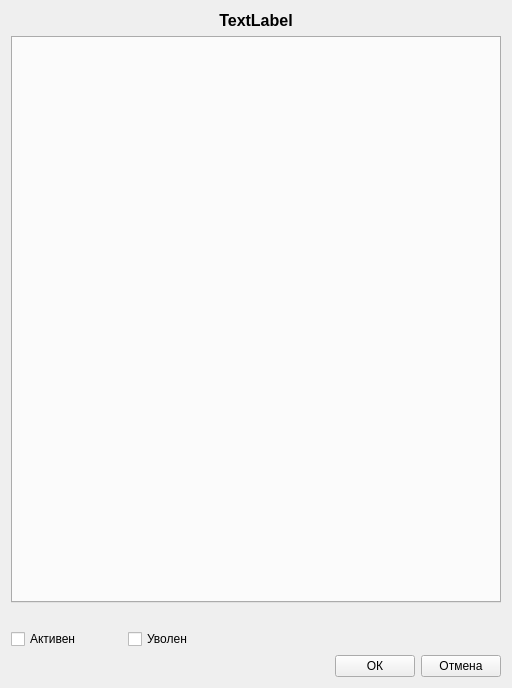
Valera-cyber/Helper, file View/main_container/set_view.ui: the form before one commit.
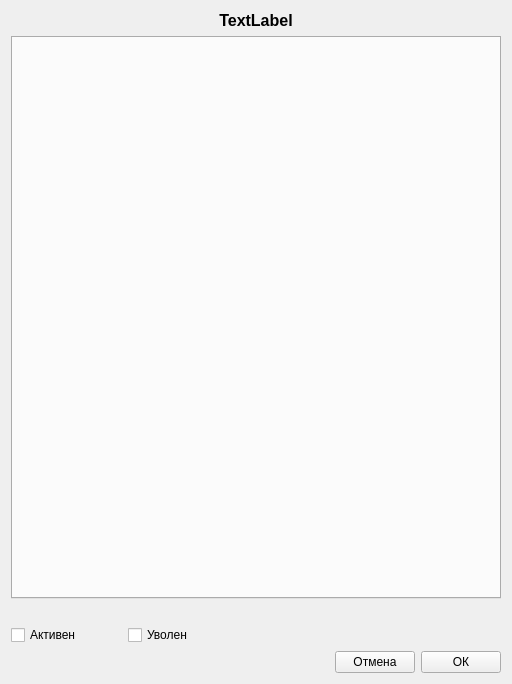
The form after the commit.

What changed in the file:
```diff
--- a/View/main_container/set_view.ui
+++ b/View/main_container/set_view.ui
@@ -7,7 +7,7 @@
     <x>0</x>
     <y>0</y>
     <width>512</width>
-    <height>688</height>
+    <height>684</height>
    </rect>
   </property>
   <property name="windowTitle">
@@ -84,13 +84,6 @@
        </property>
       </spacer>
      </item>
-     <item>
-      <widget class="QPushButton" name="btn_save">
-       <property name="text">
-        <string>ОК</string>
-       </property>
-      </widget>
-     </item>
      <item>
       <widget class="QPushButton" name="btn_cancel">
        <property name="text">
@@ -98,6 +91,13 @@
        </property>
       </widget>
      </item>
+     <item>
+      <widget class="QPushButton" name="btn_save">
+       <property name="text">
+        <string>ОК</string>
+       </property>
+      </widget>
+     </item>
     </layout>
    </item>
   </layout>
```
